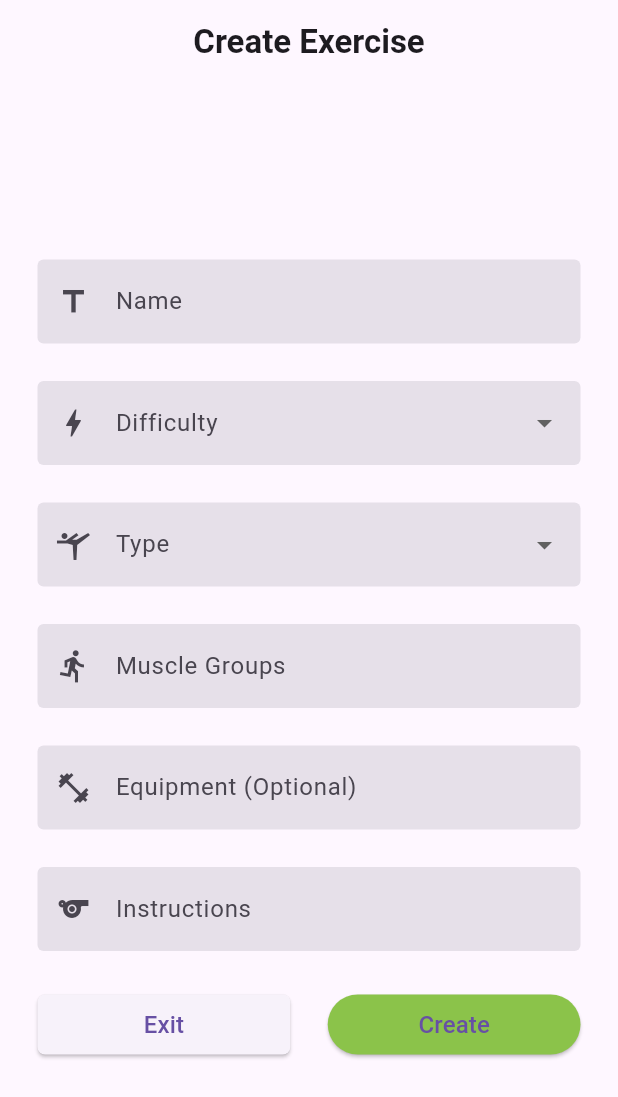
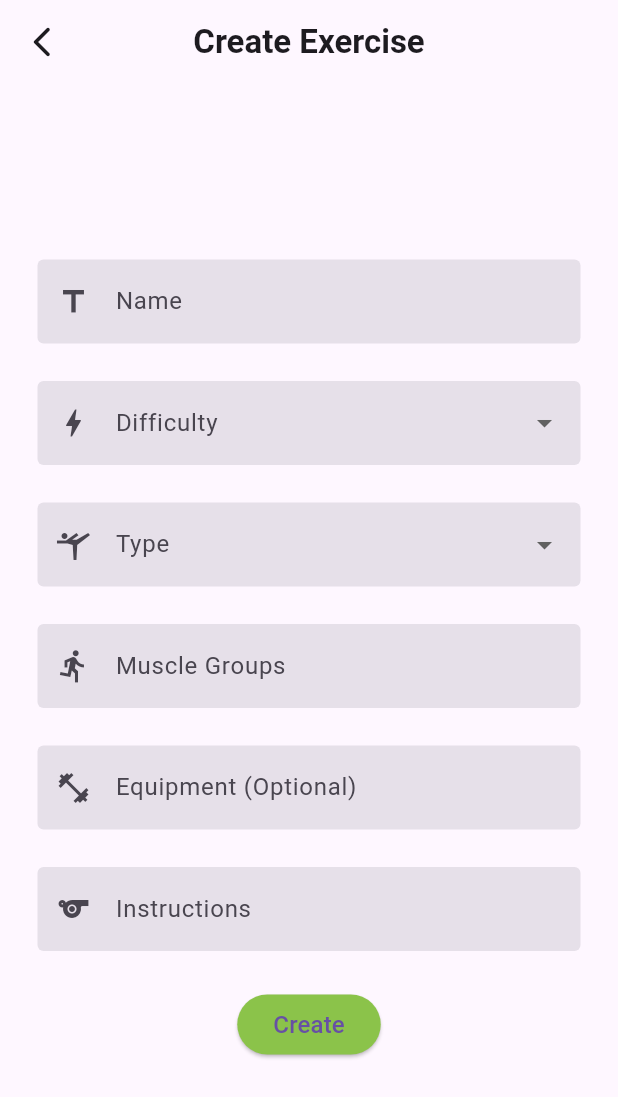
Before and after one commit to TUES-Diplomna-2024/Gym-App-Client, a Flutter app: the ExerciseCreatePage screen opened by its route, on a phone screen of 412 x 824 dp. Shown: the top 1097 px of the screen. Run offline on Flutter 3.47's test engine with Material 3 defaults, Android fonts, the phone set to English and light mode, and no system bars; our stand-ins replace flutter_secure_storage, jwt_decoder; missing offline and left inert: global_configuration; accounts and stored records are empty; network calls fail.

Commit message:
[UPDATED] ExerciseCreatePage and ProfileEditPage - removed exit buttons and added back arrows

```diff
--- a/gym_app_client/lib/pages/exercise/exercise_create_page.dart
+++ b/gym_app_client/lib/pages/exercise/exercise_create_page.dart
@@ -19,6 +19,12 @@ class _ExerciseCreatePageState extends State<ExerciseCreatePage> {
         ),
         centerTitle: true,
         automaticallyImplyLeading: false,
+        leading: IconButton(
+          onPressed: () {
+            if (mounted) Navigator.of(context).pop();
+          },
+          icon: const Icon(Icons.arrow_back_ios_new_rounded),
+        ),
       ),
       body: const Center(
         child: SingleChildScrollView(
--- a/gym_app_client/lib/pages/profile/profile_edit_page.dart
+++ b/gym_app_client/lib/pages/profile/profile_edit_page.dart
@@ -58,6 +58,12 @@ class _ProfileEditPageState extends State<ProfileEditPage> {
         ),
         centerTitle: true,
         automaticallyImplyLeading: false,
+        leading: IconButton(
+          onPressed: () {
+            if (mounted) Navigator.of(context).pop();
+          },
+          icon: const Icon(Icons.arrow_back_ios_new_rounded),
+        ),
       ),
       body: Center(
         child: SingleChildScrollView(
--- a/gym_app_client/lib/utils/forms/exercise_create_form.dart
+++ b/gym_app_client/lib/utils/forms/exercise_create_form.dart
@@ -127,28 +127,7 @@ class _ExerciseCreateFormState extends State<ExerciseCreateForm> {
             },
             padding: widget.formFieldPadding,
           ),
-          Row(
-            mainAxisAlignment: MainAxisAlignment.center,
-            children: [
-              Expanded(
-                child: ElevatedButton(
-                  onPressed: () {
-                    if (mounted) Navigator.of(context).pop();
-                  },
-                  style: ElevatedButton.styleFrom(
-                    shape: RoundedRectangleBorder(
-                      borderRadius: BorderRadius.circular(5),
-                    ),
-                  ),
-                  child: const Text(
-                    "Exit",
-                    style: TextStyle(fontSize: 16),
-                  ),
-                ),
-              ),
-              const SizedBox(width: 25),
-              Expanded(
-                child: ExerciseCreateButton(
+          ExerciseCreateButton(
             formKey: _formKey,
             nameController: _nameController,
             muscleGroupController: _muscleGroupController,
@@ -157,9 +136,6 @@ class _ExerciseCreateFormState extends State<ExerciseCreateForm> {
             selectedVisibility: _selectedVisibility,
             selectedDifficulty: _selectedDifficulty,
             selectedType: _selectedType,
-                ),
-              ),
-            ],
           ),
         ],
       ),
```
Also changed, not shown: gym_app_client/lib/utils/forms/profile_edit_form.dart (+1 -25 lines). Lines whose indentation alone changed are shown as unchanged.
